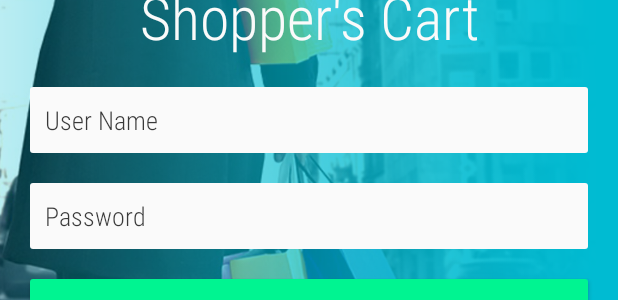
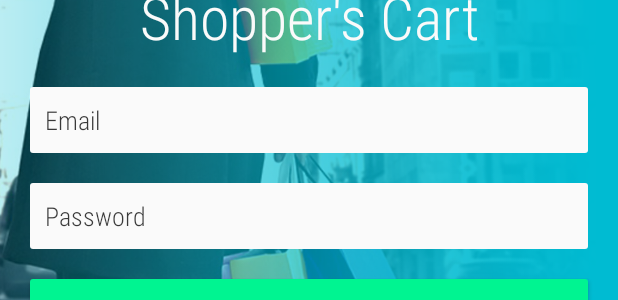
Before and after one commit to BluePandora/Klassify, an Android app: the layout fragment_log_in.xml on its own in the app's theme, with its tools: preview values and no code run, on a phone screen of 412 x 824 dp. Shown: the part 493-793 px from the top of the screen. Run offline under Robolectric (Android 15) with nearby library versions, the phone set to English and light mode, and no system bars.

Commit message:
changed User name to Email

```diff
--- a/app/src/main/res/layout/fragment_log_in.xml
+++ b/app/src/main/res/layout/fragment_log_in.xml
@@ -42,7 +42,7 @@
             android:layout_marginRight="20dp"
             android:layout_marginTop="20dp"
             android:background="@drawable/text_input_background"
-            android:hint="User Name"
+            android:hint="Email"
             android:padding="10dip"
             android:textColor="#1A1A1A"
             android:textColorHint="#dd1A1A1A"
```
